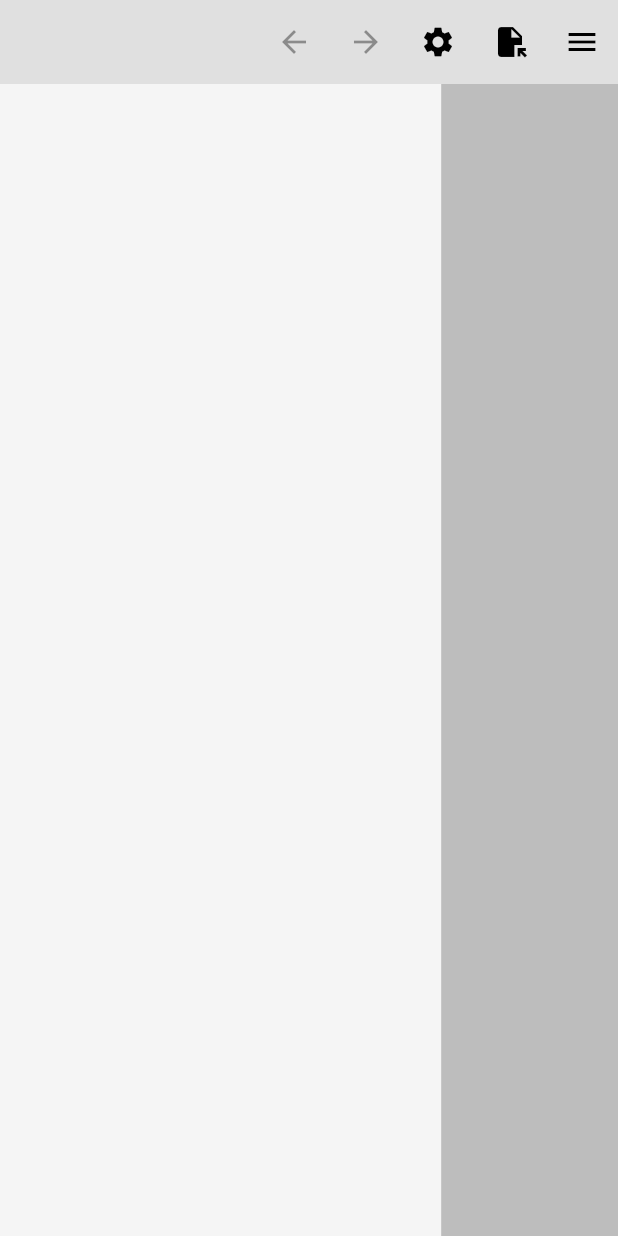
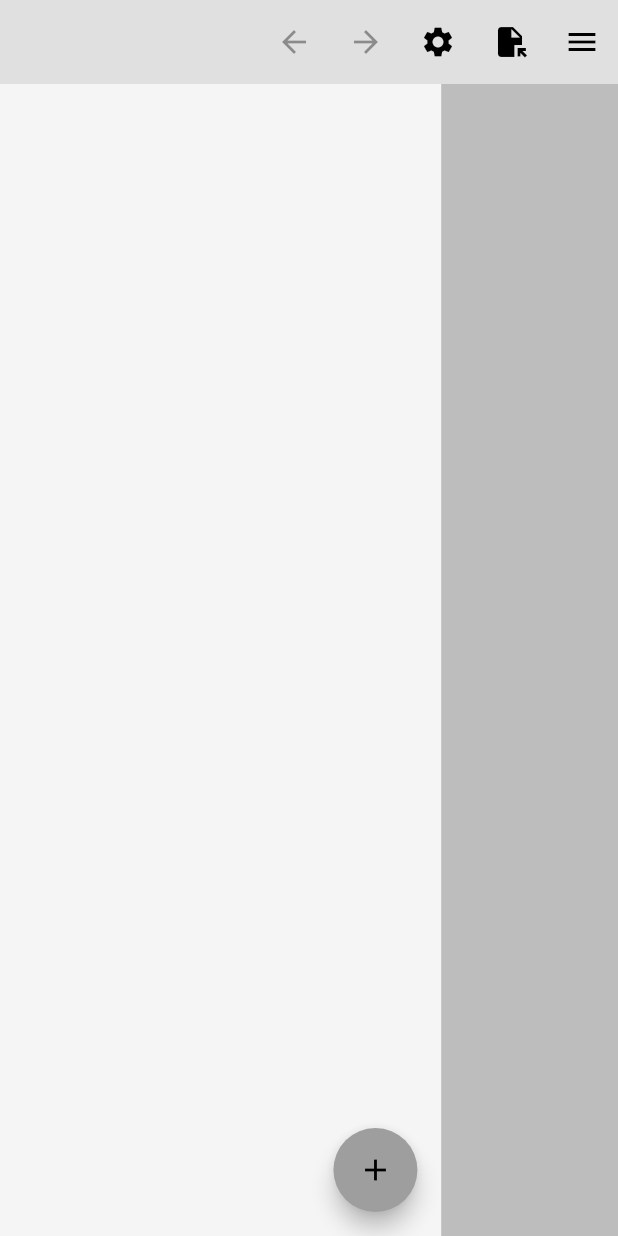
Before and after one commit to Semantica-EACH/Semantica, a Flutter app: the screen it shows after launch, on a phone screen of 412 x 824 dp. Run offline on Flutter 3.47's test engine with Material 3 defaults, Android fonts, the phone set to English and light mode, and no system bars; our stand-ins replace bloc, equatable, file_picker, flutter_bloc, flutter_highlight, flutter_markdown and 1 more; missing offline and left inert: code_text_field, highlight, markdown.

Commit message:
botão para criar páginas novas

```diff
--- a/lib/features/block/domain/entities/block.dart
+++ b/lib/features/block/domain/entities/block.dart
@@ -12,7 +12,7 @@ class Block {
   Block({required this.tag, this.header, List<Block>? children})
       : children = children ?? [];
 
-  Block.root(String? markdown)
+  Block.root({String? markdown})
       : tag = Tag.root,
         header = null,
         children = markdown != null ? fromMarkdown(markdown) : [];
--- a/lib/features/component_collection/presentation/widgets/central_area.dart
+++ b/lib/features/component_collection/presentation/widgets/central_area.dart
@@ -3,6 +3,7 @@ import 'package:flutter_bloc/flutter_bloc.dart';
 import 'package:semantica/features/component/presentation/cubit/component_cubit.dart';
 import 'package:semantica/features/component/presentation/cubit/component_cubit_states.dart';
 import 'package:semantica/features/component/presentation/widgets/component_view.dart';
+import 'package:semantica/features/pages/domain/entities/page.dart' as my_page;
 
 class CentralArea extends StatefulWidget {
   const CentralArea({super.key});
@@ -40,15 +41,28 @@ class CentralAreaState extends State<CentralArea> {
               });
             }
           },
-          child: Container(
-            color: Theme.of(context).colorScheme.primary,
-            child: centralComponent == null
-                ? Container()
-                : _renderComponent(context, centralComponent!),
+          child: Scaffold(
+            body: Container(
+              color: Theme.of(context).colorScheme.primary,
+              child: centralComponent == null
+                  ? Container()
+                  : _renderComponent(context, centralComponent!),
+            ),
+            floatingActionButton: FloatingActionButton(
+              onPressed: _createNewPage,
+              shape: CircleBorder(),
+              child: Icon(Icons.add),
+            ),
           ),
         );
       },
     );
+  }
+
+  void _createNewPage() {
+    final newPage = my_page.Page();
+
+    context.read<ComponentCubit>().openComponent(newPage);
   }
 
   Widget _renderComponent(BuildContext context, ComponentView component) {
--- a/lib/features/pages/domain/entities/page.dart
+++ b/lib/features/pages/domain/entities/page.dart
@@ -4,6 +4,7 @@ import 'package:semantica/features/component/domain/entities/component.dart';
 import 'package:semantica/features/component/presentation/widgets/component_view.dart';
 import 'package:semantica/features/pages/presentation/widgets/page_widget.dart';
 import 'package:uuid/uuid.dart';
+import 'package:path/path.dart' as p;
 
 class Page extends Component {
   final String id;
@@ -16,14 +17,19 @@ class Page extends Component {
 
   Page({
     String? id,
-    required this.path,
-    required this.title,
-    required this.timestamp,
-    required this.metadata,
-    required this.content,
+    String? path,
+    String? title,
+    DateTime? timestamp,
+    List<String>? metadata,
+    Block? content,
   })  : id = id ?? '_${Uuid().v4()}',
+        path = path ?? '$id.md',
+        title = title ?? (path != null ? p.basenameWithoutExtension(path) : ''),
+        timestamp = timestamp ?? DateTime.now(),
+        content = content ?? Block.root(),
+        metadata = [],
         super(
-          title: title,
+          title: title ?? '',
           icon: Icons.note,
         );
 
```
Also changed, not shown: lib/features/pages/data/page_loader.dart (+1 -15 lines).
